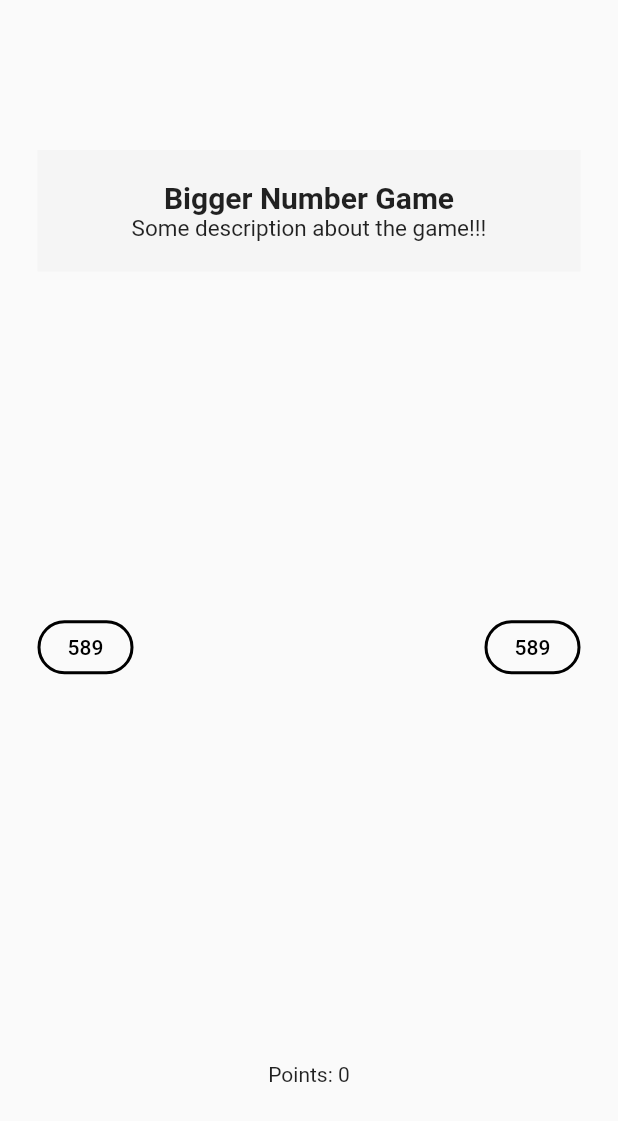
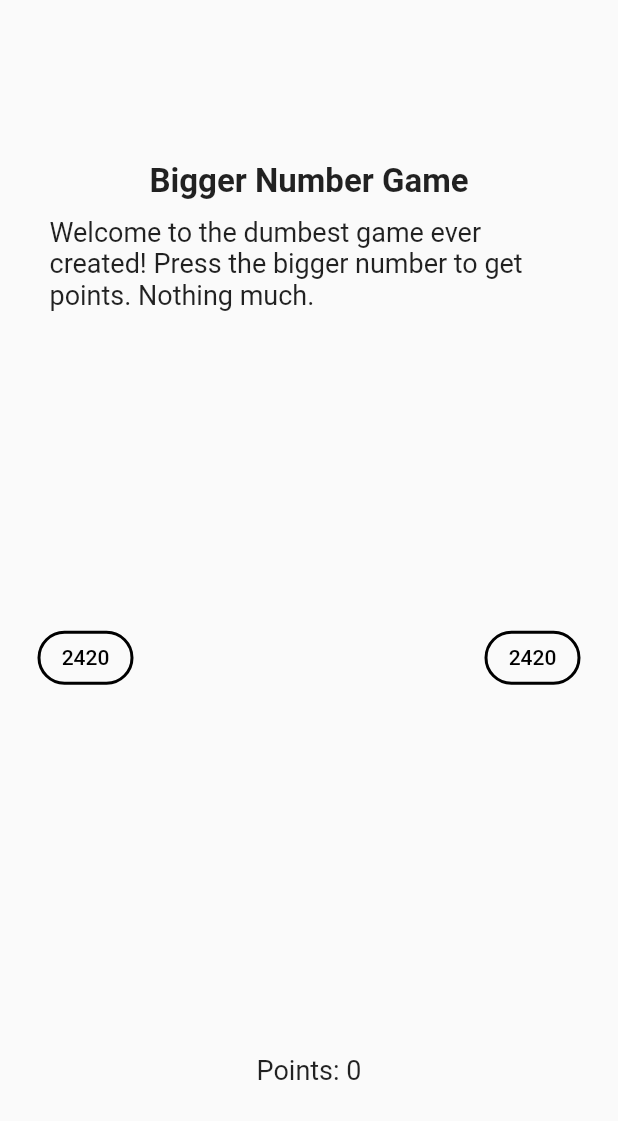
Before and after one commit to shrestho0/CSE489, a Flutter app: the screen it shows after launch, on a phone screen of 412 x 824 dp. Shown: the top 1121 px of the screen. Run offline on Flutter 3.47's test engine with Material 2 defaults, Android fonts, the light colour scheme and no system bars.

Commit message:
bigger number

```diff
--- a/Practices/l02_bigger_number/lib/main.dart
+++ b/Practices/l02_bigger_number/lib/main.dart
@@ -61,7 +61,8 @@ int getRandomNumber(int minNumber, int maxNumber) {
 
 class _MyGameState extends State<MyGame> {
   final title = "Bigger Number Game";
-  final description = "Some description about the game!!!";
+  final description =
+      "Welcome to the dumbest game ever created! Press the bigger number to get points. Nothing much.";
 
   var startChecking = false;
   var lastAnswerCorrect = false;
@@ -70,8 +71,8 @@ class _MyGameState extends State<MyGame> {
   int num2 = -1;
 
   void setNewRandomNumbers() {
-    num1 = getRandomNumber(69, 6969);
-    num2 = getRandomNumber(69, 6969);
+    num1 = getRandomNumber(1000, 10000);
+    num2 = getRandomNumber(1000, 10000);
   }
 
   void handleButtonPress(int bType) {
@@ -104,36 +105,40 @@ class _MyGameState extends State<MyGame> {
     setNewRandomNumbers();
     return Scaffold(
         body: Padding(
-      padding: EdgeInsets.only(top: 100, bottom: 100, left: 25, right: 25),
+      padding:
+          const EdgeInsets.only(top: 100, bottom: 100, left: 25, right: 25),
       child: Column(
         mainAxisAlignment: MainAxisAlignment.spaceBetween,
         crossAxisAlignment: CrossAxisAlignment.stretch,
         children: [
           Container(
-            color: Colors.grey[100],
             child: Padding(
-              padding: EdgeInsets.all(20),
+              padding: const EdgeInsets.all(8),
               child: Column(
                 children: [
-                  Text(
-                    "$title",
-                    style: TextStyle(
-                      fontWeight: FontWeight.bold,
-                      fontSize: 20,
+                  Padding(
+                    padding: const EdgeInsets.only(
+                      bottom: 10,
+                    ),
+                    child: Text(
+                      title,
+                      style: const TextStyle(
+                        fontWeight: FontWeight.bold,
+                        fontSize: 22,
+                      ),
                     ),
                   ),
                   Text(
-                    '$description',
-                    style: TextStyle(
-                      fontSize: 15,
+                    description,
+                    style: const TextStyle(
+                      fontSize: 18,
                     ),
                   )
                 ],
               ),
             ),
           ),
-          Container(
-              child: Column(
+          Column(
             children: [
               Row(
                 mainAxisAlignment: MainAxisAlignment.spaceBetween,
@@ -163,20 +168,30 @@ class _MyGameState extends State<MyGame> {
                 ],
               ),
               Padding(
-                padding: const EdgeInsets.only(top: 10),
+                padding: const EdgeInsets.only(top: 20),
                 child: Text(
-                  "${startChecking ? lastAnswerCorrect : ''}",
+                  startChecking
+                      ? lastAnswerCorrect
+                          ? 'Correct'
+                          : 'Incorrect'
+                      : '',
                   style: TextStyle(
                     color: lastAnswerCorrect
                         ? Colors.greenAccent
                         : Colors.redAccent,
+                    fontSize: 18,
                   ),
                 ),
               ),
             ],
-          )),
+          ),
           Center(
-            child: Text("Points: $point"),
+            child: Text(
+              "Points: $point",
+              style: const TextStyle(
+                fontSize: 18,
+              ),
+            ),
           )
         ],
       ),
```
